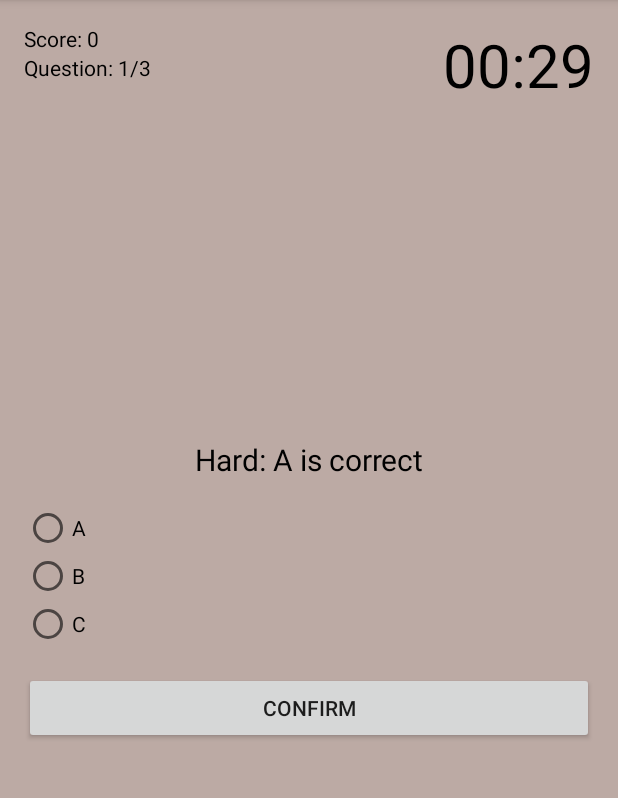
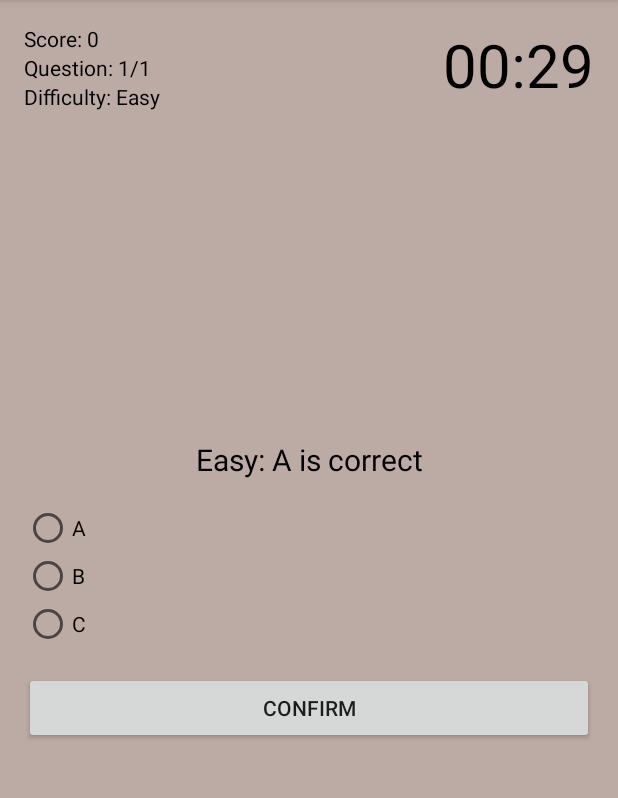
Before and after one commit to stodolakmichal/Quiz, an Android app: the screen it shows after launch (QuizActivity), after a tap on "START QUIZ", on a phone screen of 412 x 824 dp, the part 84-882 px from its top. Run offline under Robolectric (Android 15) with nearby library versions, the phone set to English and light mode, and no system bars.

Commit message:
Quiz z podsstawowymi funkcjami: rozwiazywanie, liczenie punktow, zapisywanie highscore, odliczanie timera, podstawowy wybor poziomu trudnosci

```diff
--- a/app/src/main/java/com/example/myawesomequiz/QuizActivity.java
+++ b/app/src/main/java/com/example/myawesomequiz/QuizActivity.java
@@ -34,6 +34,7 @@ public class QuizActivity extends AppCompatActivity {
     private TextView textViewQuestion;
     private TextView textViewScore;
     private TextView textViewQuestionCount;
+    private TextView textViewDifficulty;
     private TextView textViewCountDown;
     private RadioGroup rbGroup;
     private RadioButton rb1;
@@ -65,6 +66,7 @@ public class QuizActivity extends AppCompatActivity {
         textViewQuestion = findViewById(R.id.text_view_question);
         textViewScore = findViewById(R.id.text_view_score);
         textViewQuestionCount = findViewById(R.id.text_view_question_count);
+        textViewDifficulty = findViewById(R.id.text_view_difficulty);
         textViewCountDown = findViewById(R.id.text_view_countdown);
         rbGroup = findViewById(R.id.radio_group);
         rb1 = findViewById(R.id.radio_button1);
@@ -75,9 +77,14 @@ public class QuizActivity extends AppCompatActivity {
         textColorDefaultRb = rb1.getTextColors();
         textColorDefaultCd = textViewCountDown.getTextColors();
 
+        Intent intent = getIntent();
+        String difficulty = intent.getStringExtra(StartingScreenActivity.EXTRA_DIFFICULTY);
+
+        textViewDifficulty.setText("Difficulty: " + difficulty);
+
         if (savedInstanceState == null) {
             QuizDbHelper dbHelper = new QuizDbHelper(this);
-            questionList = dbHelper.getQuestions("Hard");
+            questionList = dbHelper.getQuestions(difficulty);
             questionCountTotal = questionList.size();
             Collections.shuffle(questionList);
 
--- a/app/src/main/java/com/example/myawesomequiz/StartingScreenActivity.java
+++ b/app/src/main/java/com/example/myawesomequiz/StartingScreenActivity.java
@@ -6,17 +6,21 @@ import android.support.annotation.Nullable;
 import android.support.v7.app.AppCompatActivity;
 import android.os.Bundle;
 import android.view.View;
+import android.widget.ArrayAdapter;
 import android.widget.Button;
+import android.widget.Spinner;
 import android.widget.TextView;
 
 public class StartingScreenActivity extends AppCompatActivity {
 
     private static final int REQUEST_CODE_QUIZ = 1;
+    public static final String EXTRA_DIFFICULTY = "extraDifficulty";
 
     public static final String SHARED_PREFS = "sharedPrefs";
     public static final String KEY_HIGHSCORE = "keyHighscore";
 
     private TextView textViewHighscore;
+    private Spinner spinnerDifficulty;
 
     private int highscore;
 
@@ -26,6 +30,15 @@ public class StartingScreenActivity extends AppCompatActivity {
         setContentView(R.layout.activity_starting_screen);
 
         textViewHighscore = findViewById(R.id.text_view_highscore);
+        spinnerDifficulty = findViewById(R.id.spinner_difficulty);
+
+        String[] difficultyLevels = Question.getAllDifficultyLevels();
+
+        ArrayAdapter<String> adapterDifficulty = new ArrayAdapter<String>(this,
+                android.R.layout.simple_spinner_item, difficultyLevels);
+        adapterDifficulty.setDropDownViewResource(android.R.layout.simple_spinner_dropdown_item);
+        spinnerDifficulty.setAdapter(adapterDifficulty);
+
         loadHighscore();
 
         Button buttonStartQuiz = findViewById(R.id.button_start_quiz);
@@ -37,9 +50,11 @@ public class StartingScreenActivity extends AppCompatActivity {
     }
 
     private void startQuiz(){
+        String difficulty = spinnerDifficulty.getSelectedItem().toString();
+
         Intent intent = new Intent(StartingScreenActivity.this, QuizActivity.class);
+        intent.putExtra(EXTRA_DIFFICULTY, difficulty);
         startActivityForResult(intent, REQUEST_CODE_QUIZ);
-
     }
 
     @Override
--- a/app/src/main/res/layout/activity_quiz.xml
+++ b/app/src/main/res/layout/activity_quiz.xml
@@ -21,6 +21,15 @@
         android:layout_height="wrap_content"
         android:layout_below="@+id/text_view_score"
         android:text="Question: 1/x"
+        android:textColor="@android:color/black"
+        android:freezesText = "true" />
+
+    <TextView
+        android:id="@+id/text_view_difficulty"
+        android:layout_width="wrap_content"
+        android:layout_height="wrap_content"
+        android:layout_below="@+id/text_view_question_count"
+        android:text="Difficulty: "
         android:textColor="@android:color/black"
         android:freezesText = "true" />
 
--- a/app/src/main/res/layout/activity_starting_screen.xml
+++ b/app/src/main/res/layout/activity_starting_screen.xml
@@ -34,5 +34,13 @@
         android:layout_centerInParent="true"
         android:text="Start Quiz" />
 
+    <Spinner
+        android:id="@+id/spinner_difficulty"
+        android:layout_width="wrap_content"
+        android:layout_height="wrap_content"
+        android:layout_marginTop="16dp"
+        android:layout_alignStart="@+id/button_start_quiz"
+        android:layout_below="@+id/button_start_quiz" />
+
 
 </RelativeLayout>
```
